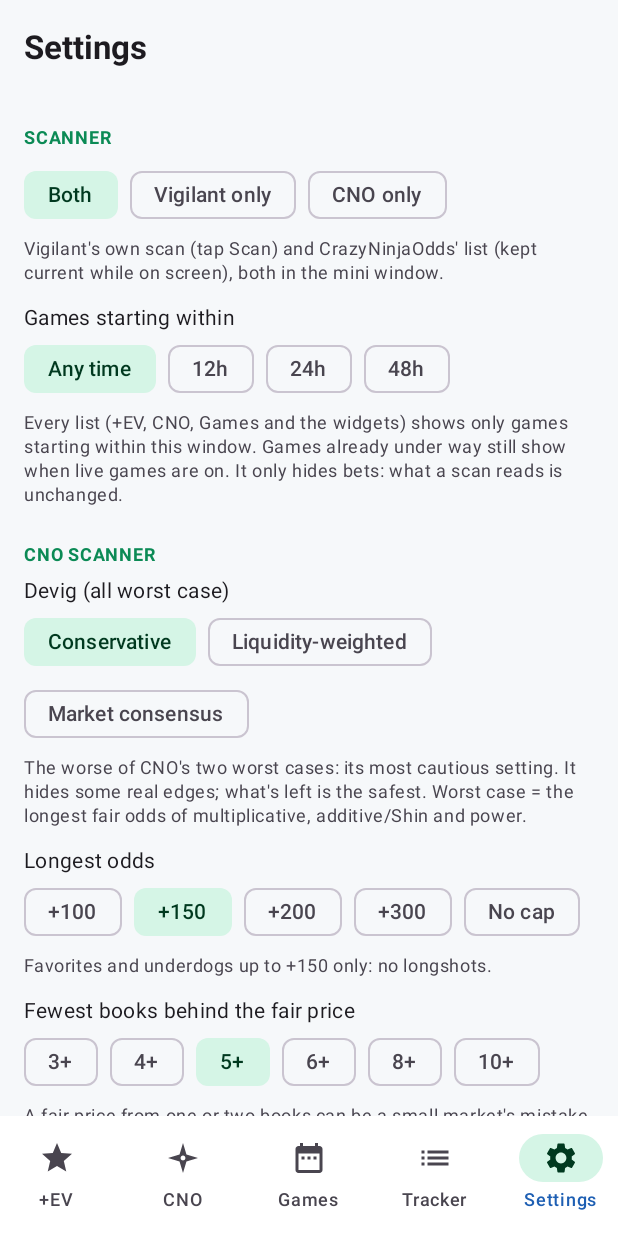
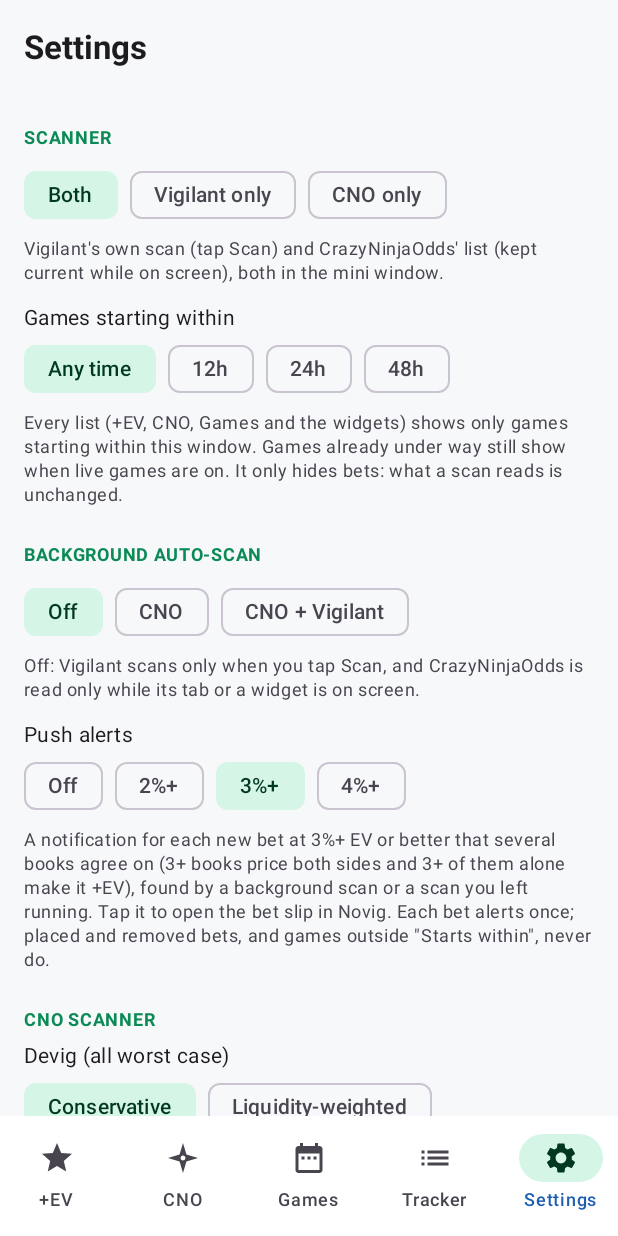
Before and after one commit to tjshea90/novig, an Android app built with Jetpack Compose: the screen it shows after launch (MainActivity), item 5 of the bottom bar chosen, on a phone screen of 412 x 824 dp. Run offline under Robolectric (Android 15) with nearby library versions, the phone set to English and light mode, and no system bars; network calls fail; pictures from the network do not load; 1 statement that could not run was skipped.

Commit message:
auto-checkpoint: 2026-09-28T03:44:01Z
Automatic hook checkpoint — not a reviewed commit. See CHECKPOINT.md
for where the session actually stands.

```diff
--- a/app/src/main/kotlin/com/tjshea/vigilant/app/ui/SettingsScreen.kt
+++ b/app/src/main/kotlin/com/tjshea/vigilant/app/ui/SettingsScreen.kt
@@ -58,6 +58,7 @@ import com.tjshea.vigilant.data.keys.ApiProvider
 import com.tjshea.vigilant.data.keys.UsageViews
 import com.tjshea.vigilant.data.reference.PropLinePropsSource
 import com.tjshea.vigilant.data.reference.TheOddsApiClient
+import com.tjshea.vigilant.data.scanner.AutoScanMode
 import com.tjshea.vigilant.data.scanner.BookPropSet
 import com.tjshea.vigilant.data.scanner.MarketFamily
 import com.tjshea.vigilant.data.scanner.ScannerMode
@@ -116,6 +117,9 @@ fun SettingsScreen(
                 ChoiceChips(ScanSettings.STARTS_WITHIN_CHOICES, s.startsWithinHours, ::startsWithinLabel) { v -> onUpdate { it.copy(startsWithinHours = v) } }
                 Hint("Every list (+EV, CNO, Games and the widgets) shows only games starting within this window. Games already under way still show when live games are on. It only hides bets: what a scan reads is unchanged.")
             }
+
+            // ---- Background auto-scan and alerts (Vigilant for Novig) ------------------------------
+            if (AppBook.isNovig) AutoScanSection(s, onUpdate)
 
             // ---- The CNO scanner ----------------------------------------------------------------
             if (s.cnoOn) {
@@ -216,7 +220,10 @@ fun SettingsScreen(
                 }
             }
             if (s.cnoOn) {
-                Hint("CNO is read only while its tab or a widget is on screen: closing the widget (✕), shrinking it to a bubble, locking the phone or closing Vigilant stops every read.")
+                Hint(
+                    "CNO is read only while its tab or a widget is on screen: closing the widget (✕), shrinking it to a bubble, locking the phone or closing Vigilant stops every read" +
+                        if (s.autoScan.cno) " (background auto-scan still reads it every ${s.autoScanMinutes} min)." else ".",
+                )
             }
             // Any mode: the widget's switch can turn Vigilant's scan on from there.
             Text("Vigilant's scan again while the widget is open", style = MaterialTheme.typography.bodyMedium, modifier = Modifier.padding(top = 8.dp))
@@ -527,7 +534,7 @@ fun SettingsScreen(
                 else "Vigilant MGM ${BuildConfig.VERSION_NAME} · ${AppBook.name} prices: PropLine, The Odds API") + " · Fair odds: Pinnacle (PinnWire, pinnapi), " +
                     "Polymarket, Kalshi, PropLine, The Odds API · CNO scanner: crazyninjaodds.com (player teams: ESPN). Vigilant's scan " +
                     "fetches only when you tap Scan or pull to refresh; CrazyNinjaOdds' list only while its tab or a widget is on " +
-                    "screen (and the screen is on). Nothing runs in the background.",
+                    "screen (and the screen is on). Nothing runs in the background unless background auto-scan is on.",
             )
         }
     }
@@ -549,6 +556,81 @@ fun refreshHint(s: ScanSettings): String {
         else -> "Every ${secondsLabel(seconds)} while the CNO tab or a widget is on screen; CNO itself updates every 13–33 s."
     } + use + " Nothing is read once both are closed."
 }
+
+/**
+ * Background auto-scan and +EV alerts (Tj, 2026-09-28: "auto scan either cno or both cno and vigilant
+ * every 5 10 20 30 or 40 minutes in the background" and alerts "for a minimum of 2%, 3%, or 4%").
+ */
+@Composable
+private fun AutoScanSection(s: ScanSettings, onUpdate: ((ScanSettings) -> ScanSettings) -> Unit) {
+    val context = androidx.compose.ui.platform.LocalContext.current
+    SectionTitle("Background auto-scan")
+    ChoiceChips(AutoScanMode.entries, s.autoScan, { it.displayName }) { v -> onUpdate { it.copy(autoScan = v) } }
+    if (s.autoScan != AutoScanMode.OFF) {
+        Text("Every", style = MaterialTheme.typography.bodyMedium, modifier = Modifier.padding(top = 8.dp))
+        ChoiceChips(ScanSettings.AUTO_SCAN_MINUTES_CHOICES, s.autoScan.let { s.autoScanMinutes }, { "$it min" }) { v -> onUpdate { it.copy(autoScanMinutes = v) } }
+    }
+    Hint(autoScanHint(s))
+    Text("Push alerts", style = MaterialTheme.typography.bodyMedium, modifier = Modifier.padding(top = 8.dp))
+    ChoiceChips(ScanSettings.ALERT_MIN_EV_CHOICES, s.alertMinEv, ::alertLabel) { v -> onUpdate { it.copy(alertMinEv = v) } }
+    Hint(alertHint(s))
+    // What Android needs from Tj for any of it: notifications (alerts, the ongoing note) and, so the
+    // phone's battery saver can't hold scans back while it sleeps, unrestricted background use.
+    var notify by remember { mutableStateOf(com.tjshea.vigilant.app.ScanService.canNotify(context)) }
+    var unrestricted by remember { mutableStateOf(ignoresBatteryLimits(context)) }
+    androidx.lifecycle.compose.LifecycleResumeEffect(Unit) {
+        notify = com.tjshea.vigilant.app.ScanService.canNotify(context)
+        unrestricted = ignoresBatteryLimits(context)
+        onPauseOrDispose { }
+    }
+    if ((s.autoScan != AutoScanMode.OFF || s.alertMinEv > 0.0) && !notify) {
+        Hint("Notifications are off for Vigilant, so no alert can show.")
+        OutlinedButton(onClick = {
+            runCatching {
+                context.startActivity(
+                    android.content.Intent(android.provider.Settings.ACTION_APP_NOTIFICATION_SETTINGS)
+                        .putExtra(android.provider.Settings.EXTRA_APP_PACKAGE, context.packageName)
+                        .addFlags(android.content.Intent.FLAG_ACTIVITY_NEW_TASK),
+                )
+            }
+        }) { Text("Allow notifications") }
+    }
+    if (s.autoScan != AutoScanMode.OFF && !unrestricted) {
+        Hint("For scans on time while the phone sleeps, let Vigilant run in the background (Android's battery setting \"Unrestricted\").")
+        OutlinedButton(onClick = {
+            runCatching {
+                context.startActivity(
+                    android.content.Intent(android.provider.Settings.ACTION_REQUEST_IGNORE_BATTERY_OPTIMIZATIONS, android.net.Uri.parse("package:${context.packageName}"))
+                        .addFlags(android.content.Intent.FLAG_ACTIVITY_NEW_TASK),
+                )
+            }
+        }) { Text("Let Vigilant run in the background") }
+    }
+}
+
+private fun ignoresBatteryLimits(context: android.content.Context): Boolean =
+    (context.getSystemService(android.content.Context.POWER_SERVICE) as? android.os.PowerManager)?.isIgnoringBatteryOptimizations(context.packageName) ?: true
+
+fun alertLabel(ev: Double): String = if (ev <= 0.0) "Off" else "${Math.round(ev * 100)}%+"
+
+/** What background auto-scan does at these settings. */
+fun autoScanHint(s: ScanSettings): String = when (s.autoScan) {
+    AutoScanMode.OFF -> "Off: Vigilant scans only when you tap Scan, and CrazyNinjaOdds is read only while its tab or a widget is on screen."
+    AutoScanMode.CNO -> "Every ${s.autoScanMinutes} min, with Vigilant open or closed: CrazyNinjaOdds' list, then Novig's price now and every book's odds " +
+        "for its best bets (the green check's reads). A quiet notification shows while it's on (Scan now, Stop). About " +
+        "${60 / s.autoScanMinutes.coerceAtLeast(1) * 24} reads of CNO a day, each well under a second of work."
+    AutoScanMode.BOTH -> "Every ${s.autoScanMinutes} min, with Vigilant open or closed: CrazyNinjaOdds' list and its best bets' books, then Vigilant's own " +
+        "scan exactly as the Scan button runs it (${s.maxBooksPerScan} Novig prices at most, ${scanSizeHint(s.maxBooksPerScan).substringAfter("is ").substringBefore(" on")}). " +
+        "Each scan spends API credits like a tap on Scan: ${60 / s.autoScanMinutes.coerceAtLeast(1) * 24} scans a day at this setting. " +
+        "A quiet notification shows while it's on (Scan now, Stop)."
+}
+
+/** Which bets alert, at these settings. */
+fun alertHint(s: ScanSettings): String =
+    if (s.alertMinEv <= 0.0) "Off: no alerts." else "A notification for each new bet at ${alertLabel(s.alertMinEv)} EV or better that several books agree on " +
+        "(${CnoBooks.MIN_TWO_SIDED}+ books price both sides and ${CnoBooks.MIN_AGREEING}+ of them alone make it +EV), found by a background scan " +
+        "or a scan you left running. Tap it to open the bet slip in ${AppBook.name}. Each bet alerts once; placed and removed bets, and games " +
+        "outside \"Starts within\", never do."
 
 /** Tj's CNO Shared View link: paste, check, save. Blank means the app's book (Novig; BetMGM in Vigilant MGM) with CNO's defaults. */
 @Composable
```
